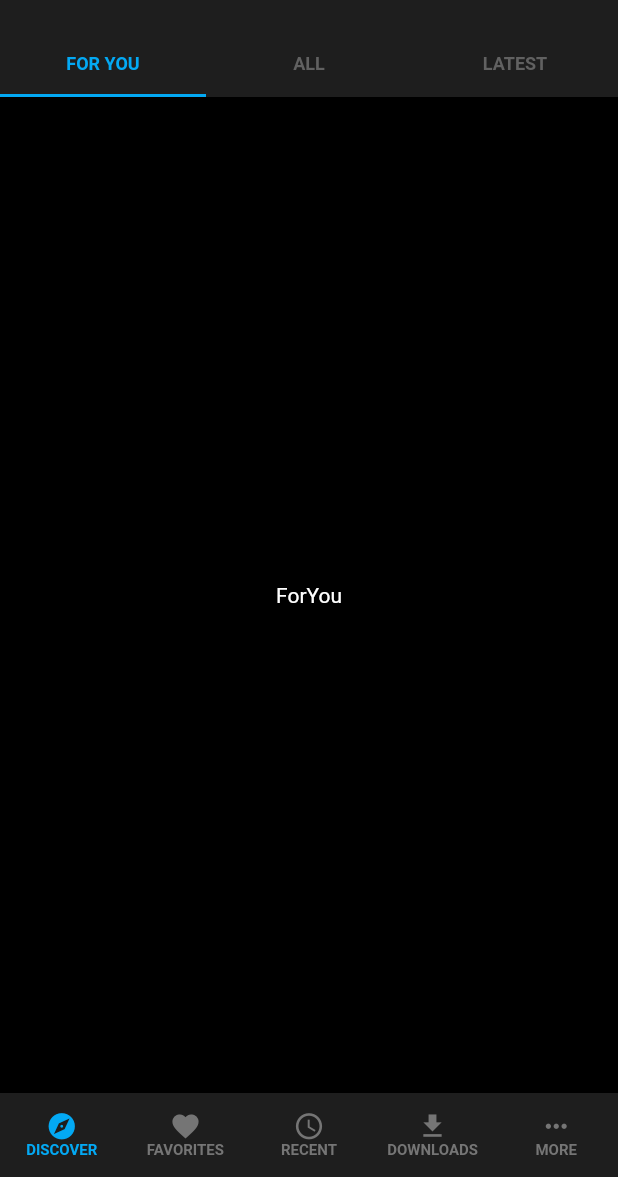
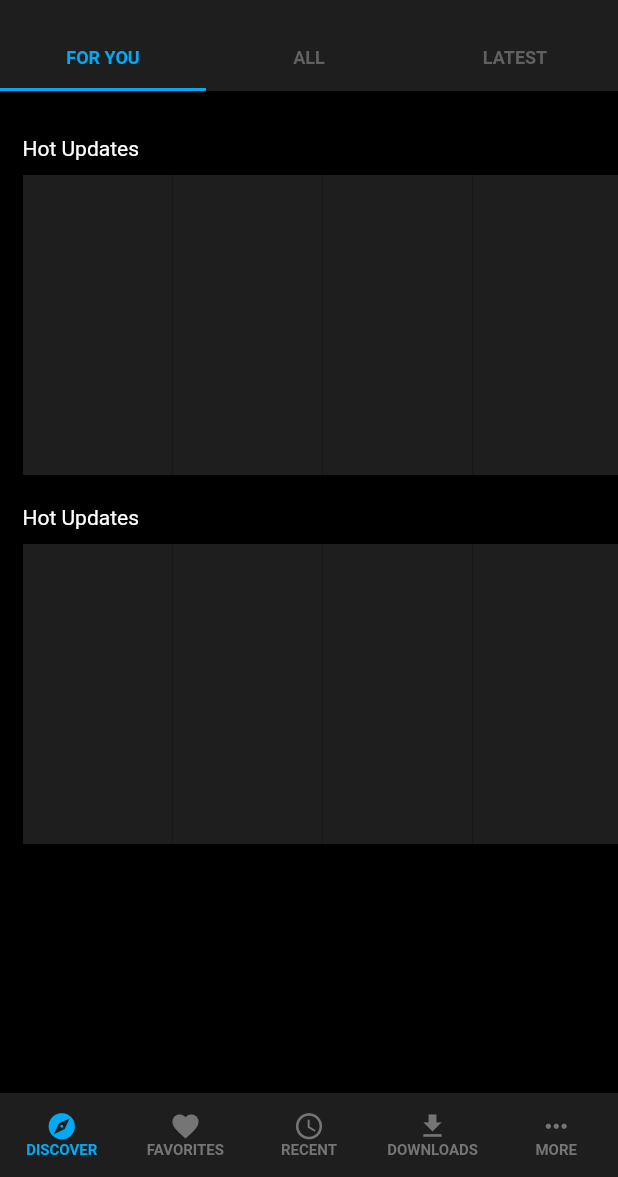
Before and after one commit to DaviChavesPinheiro/manga-rock, a Flutter app: the screen it shows after launch, on a phone screen of 412 x 824 dp, the part 59-1236 px from its top. Run offline on Flutter 3.47's test engine with Material 2 defaults, Android fonts, the phone set to English and light mode, and no system bars.

Commit message:
ForYouScreen: Criei as listas do For You Sreen

```diff
--- /dev/null
+++ b/lib/components/horizontal_manga_list.dart
@@ -0,0 +1,52 @@
+import 'package:flutter/material.dart';
+
+class HorizontalMangaList extends StatelessWidget {
+  @override
+  Widget build(BuildContext context) {
+    return Column(
+      crossAxisAlignment: CrossAxisAlignment.start,
+      children: <Widget>[
+        Text("Hot Updates"),
+        SizedBox(
+          height: 10,
+        ),
+        Container(
+          height: 200,
+          child: ListView(
+            scrollDirection: Axis.horizontal,
+            children: <Widget>[
+              Container(
+                height: double.infinity,
+                width: 100,
+                decoration: BoxDecoration(color: Theme.of(context).primaryColor),
+              ),
+              Container(
+                height: double.infinity,
+                width: 100,
+                decoration: BoxDecoration(color: Theme.of(context).primaryColor),
+              ),
+              Container(
+                height: double.infinity,
+                width: 100,
+                decoration: BoxDecoration(color: Theme.of(context).primaryColor),
+              ),
+              Container(
+                height: double.infinity,
+                width: 100,
+                decoration: BoxDecoration(color: Theme.of(context).primaryColor),
+              ),
+              Container(
+                height: double.infinity,
+                width: 100,
+                decoration: BoxDecoration(color: Theme.of(context).primaryColor),
+              ),
+            ],
+          ),
+        ),
+        SizedBox(
+          height: 20,
+        ),
+      ],
+    );
+  }
+}
--- a/lib/screens/forYou_screen.dart
+++ b/lib/screens/forYou_screen.dart
@@ -1,10 +1,15 @@
 import 'package:flutter/material.dart';
+import 'package:manga_rock/components/horizontal_manga_list.dart';
 
 class ForYouScreen extends StatelessWidget {
   @override
   Widget build(BuildContext context) {
-    return Center(
-      child: Text("ForYou"),
+    return ListView(
+      padding: EdgeInsets.fromLTRB(15, 30, 0, 30),
+      children: <Widget>[
+        HorizontalMangaList(),
+        HorizontalMangaList(),
+      ],
     );
   }
 }
--- a/lib/screens/tabs_screen.dart
+++ b/lib/screens/tabs_screen.dart
@@ -32,7 +32,9 @@ class _TabsScreenState extends State<TabsScreen> {
     return DefaultTabController(
       length: 3,
       child: Scaffold(
-        appBar: AppBar(
+        appBar: PreferredSize(
+          preferredSize: Size.fromHeight(100),
+          child: AppBar(
             title: Text(_screens[_selectedScreenIndex]['title']),
             actions: <Widget>[
               Padding(
@@ -45,7 +47,8 @@ class _TabsScreenState extends State<TabsScreen> {
             bottom: _selectedScreenIndex == 0
                 ? TabBar(
                     labelColor: Theme.of(context).accentColor,
-                  unselectedLabelColor: Theme.of(context).unselectedWidgetColor,
+                    unselectedLabelColor:
+                        Theme.of(context).unselectedWidgetColor,
                     labelStyle:
                         TextStyle(fontSize: 12, fontWeight: FontWeight.w600),
                     tabs: [
@@ -67,6 +70,7 @@ class _TabsScreenState extends State<TabsScreen> {
                     ],
                   )
                 : null,
+          ),
         ),
         body: _screens[_selectedScreenIndex]['screen'],
         bottomNavigationBar: BottomNavigationBar(
```
Lines whose indentation alone changed are shown as unchanged.
